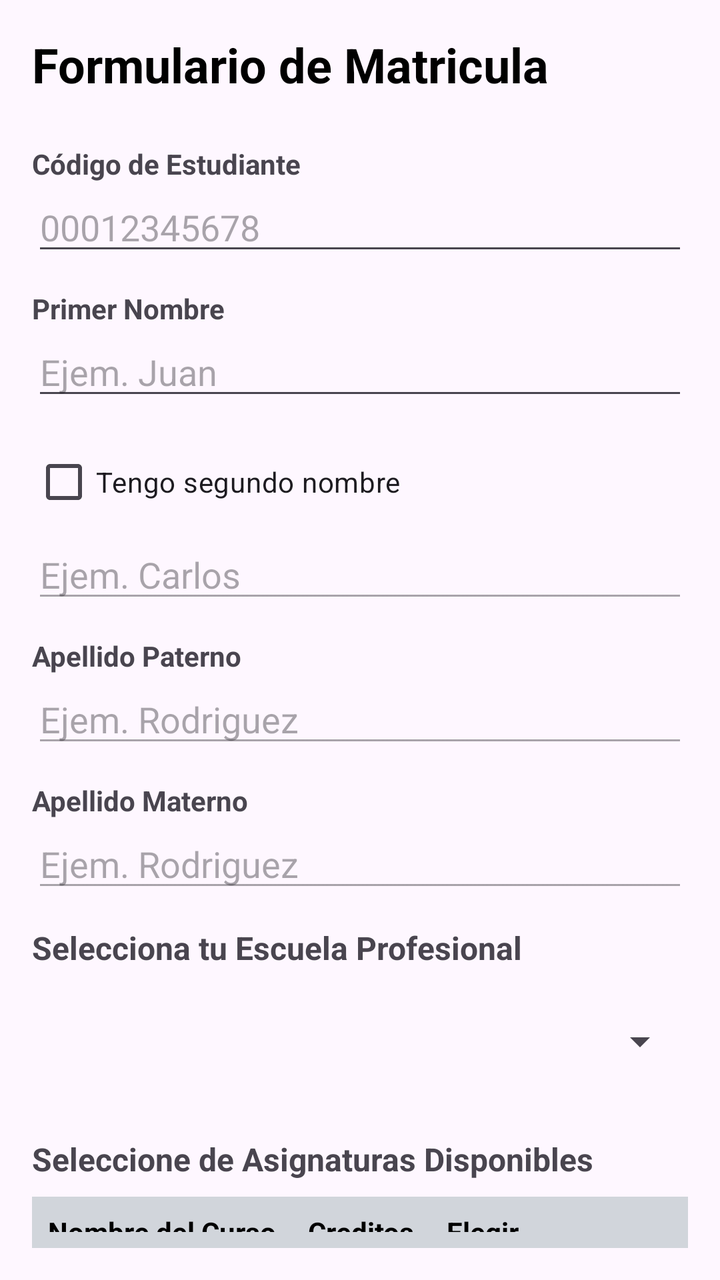
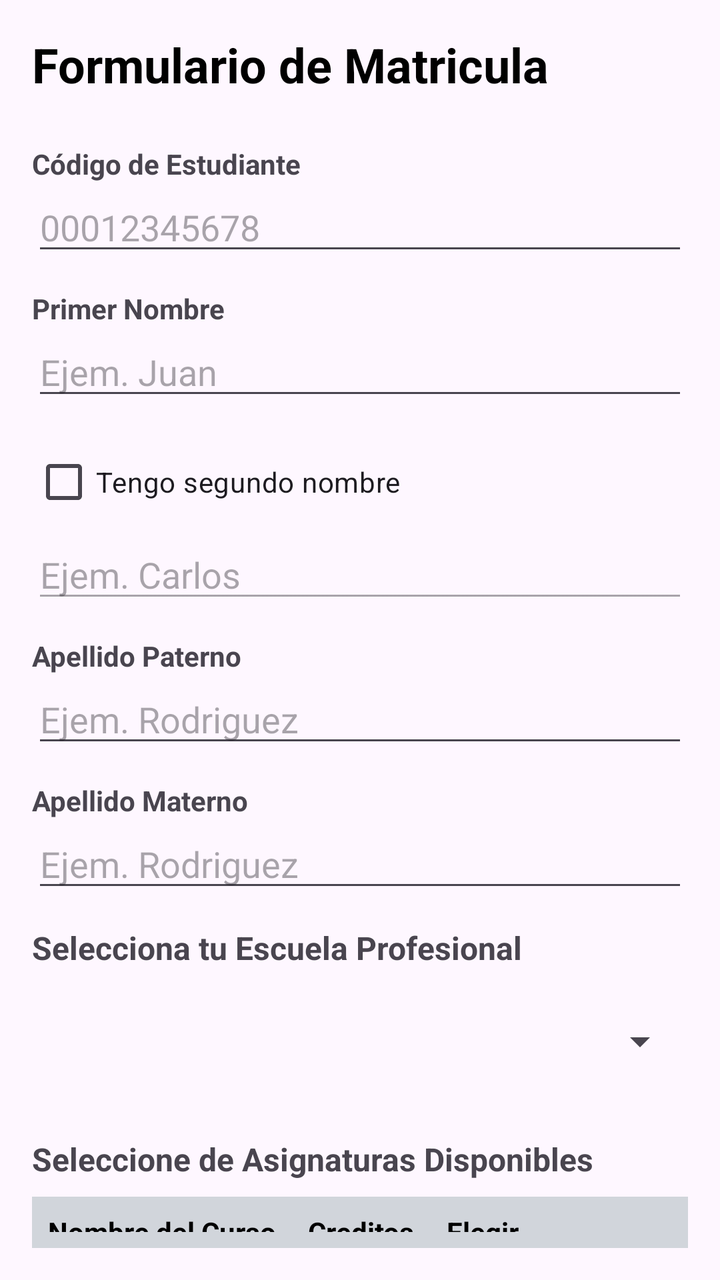

Compare the two renders of this Android layout. The source of the first and the diff that turns it into the second are given below.
<!-- AndroidManifest.xml: application theme Theme.RegistrationForm -->
<!-- res/layout/activity_main.xml -->
<?xml version="1.0" encoding="utf-8"?>
<androidx.constraintlayout.widget.ConstraintLayout xmlns:android="http://schemas.android.com/apk/res/android"
    xmlns:app="http://schemas.android.com/apk/res-auto"
    xmlns:tools="http://schemas.android.com/tools"
    android:id="@+id/main"
    android:layout_width="match_parent"
    android:layout_height="match_parent"
    tools:context=".MainActivity">

    <LinearLayout
        android:layout_width="match_parent"
        android:layout_height="wrap_content"
        android:orientation="vertical"
        android:padding="16dp">

        <TextView
            android:layout_width="match_parent"
            android:layout_height="wrap_content"
            android:text="@string/name_form"
            android:textSize="24sp"
            android:textStyle="bold"
            android:textColor="@android:color/black"
            android:layout_marginBottom="24dp"/>

        <TextView
            android:layout_width="match_parent"
            android:layout_height="wrap_content"
            android:text="@string/codigo_estudiante"
            android:textStyle="bold"/>

        <EditText
            android:layout_width="match_parent"
            android:layout_height="wrap_content"
            android:hint="@string/codigo_ejemplo"
            android:layout_marginBottom="12dp"
            />

        <TextView
            android:layout_width="match_parent"
            android:layout_height="wrap_content"
            android:text="@string/primer_nombre"
            android:textStyle="bold"/>

        <EditText
            android:layout_width="match_parent"
            android:layout_height="wrap_content"
            android:hint="@string/ejemplo_primer_nombre"
            android:inputType="textPersonName"
            android:layout_marginBottom="12dp"
            />

        <CheckBox
            android:layout_width="match_parent"
            android:layout_height="wrap_content"
            android:text="@string/tengo_segundo_nombre"/>

        <EditText
            android:layout_width="match_parent"
            android:layout_height="wrap_content"
            android:hint="@string/ejem_seg_nombre"
            android:inputType="textPersonName"
            android:enabled="false"
            android:layout_marginBottom="12dp"/>

        <TextView
            android:layout_width="match_parent"
            android:layout_height="wrap_content"
            android:text="@string/apellido_paterno"
            android:textStyle="bold"/>

        <EditText
            android:layout_width="match_parent"
            android:layout_height="wrap_content"
            android:hint="@string/ejem_rodriguez"
            android:inputType="textPersonName"
            android:enabled="false"
            android:layout_marginBottom="12dp"/>

        <TextView
            android:layout_width="match_parent"
            android:layout_height="wrap_content"
            android:text="@string/apellido_materno"
            android:textStyle="bold"/>

        <EditText
            android:layout_width="match_parent"
            android:layout_height="wrap_content"
            android:hint="@string/ejem_rodriguez"
            android:inputType="textPersonName"
            android:enabled="false"
            android:layout_marginBottom="12dp"/>

        <TextView
            android:layout_width="match_parent"
            android:layout_height="wrap_content"
            android:text="@string/msg_escuela"
            android:textStyle="bold"
            android:textSize="16sp"
            android:layout_marginBottom="12dp"/>

        <Spinner
            android:layout_width="match_parent"
            android:layout_height="wrap_content"
            android:minHeight="48dp"
            android:layout_marginBottom="24dp"
            />

        <TextView
            android:layout_width="match_parent"
            android:layout_height="wrap_content"
            android:text="@string/msg_asignaturas"
            android:textStyle="bold"
            android:textSize="16sp"
            android:layout_marginBottom="8dp"
            android:visibility="visible"/>

        <TableLayout
            android:layout_width="match_parent"
            android:layout_height="wrap_content"
            android:visibility="visible">

            <TableRow
                android:background="#D1D5DB"
                android:padding="8dp">

                <TextView
                    android:text="@string/nombre_curso"
                    android:textStyle="bold"
                    android:textColor="@color/black"/>

                <TextView
                    android:text="@string/creditos"
                    android:textStyle="bold"
                    android:textColor="@color/black"
                    android:paddingStart="16dp"
                    android:paddingEnd="16dp"/>

                <TextView
                    android:text="@string/elegir"
                    android:textStyle="bold"
                    android:textColor="@color/black"/>

            </TableRow>

        </TableLayout>

        <Button
            android:layout_width="match_parent"
            android:layout_height="wrap_content"
            android:text="@string/msg_registrar_matricula"
            android:textSize="16sp"/>

    </LinearLayout>

</androidx.constraintlayout.widget.ConstraintLayout>
<!-- resources referenced by this layout -->
<resources>
  <color name="black">#FF000000</color>
  <string name="apellido_materno">Apellido Materno</string>
  <string name="apellido_paterno">Apellido Paterno</string>
  <string name="codigo_ejemplo">00012345678</string>
  <string name="codigo_estudiante">Código de Estudiante</string>
  <string name="creditos">Creditos</string>
  <string name="ejem_rodriguez">Ejem. Rodriguez</string>
  <string name="ejem_seg_nombre">Ejem. Carlos</string>
  <string name="ejemplo_primer_nombre">Ejem. Juan</string>
  <string name="elegir">Elegir</string>
  <string name="msg_asignaturas">Seleccione de Asignaturas Disponibles</string>
  <string name="msg_escuela">Selecciona tu Escuela Profesional</string>
  <string name="msg_registrar_matricula">Registrar Matricula</string>
  <string name="name_form">Formulario de Matricula</string>
  <string name="nombre_curso">Nombre del Curso</string>
  <string name="primer_nombre">Primer Nombre</string>
  <string name="tengo_segundo_nombre">Tengo segundo nombre</string>
  <style name="Theme.RegistrationForm" parent="Base.Theme.RegistrationForm" />
  <style name="Base.Theme.RegistrationForm" parent="Theme.Material3.DayNight.NoActionBar">
          
          
      </style>
</resources>

<!-- the commit's change to res/layout/activity_main.xml (unified diff, before → after) -->
@@ -29,11 +29,11 @@
             android:textStyle="bold"/>
 
         <EditText
+            android:id="@+id/etCodEst"
             android:layout_width="match_parent"
             android:layout_height="wrap_content"
-            android:hint="@string/codigo_ejemplo"
             android:layout_marginBottom="12dp"
-            />
+            android:hint="@string/codigo_ejemplo" />
 
         <TextView
             android:layout_width="match_parent"
@@ -42,6 +42,7 @@
             android:textStyle="bold"/>
 
         <EditText
+            android:id="@+id/et_primer_nombre"
             android:layout_width="match_parent"
             android:layout_height="wrap_content"
             android:hint="@string/ejemplo_primer_nombre"
@@ -50,11 +51,13 @@
             />
 
         <CheckBox
+            android:id="@+id/chk_habilitar_segundo_nombre"
             android:layout_width="match_parent"
             android:layout_height="wrap_content"
             android:text="@string/tengo_segundo_nombre"/>
 
         <EditText
+            android:id="@+id/et_segundo_nombre"
             android:layout_width="match_parent"
             android:layout_height="wrap_content"
             android:hint="@string/ejem_seg_nombre"
@@ -69,12 +72,12 @@
             android:textStyle="bold"/>
 
         <EditText
+            android:id="@+id/et_apellido_paterno"
             android:layout_width="match_parent"
             android:layout_height="wrap_content"
+            android:layout_marginBottom="12dp"
             android:hint="@string/ejem_rodriguez"
-            android:inputType="textPersonName"
-            android:enabled="false"
-            android:layout_marginBottom="12dp"/>
+            android:inputType="textPersonName" />
 
         <TextView
             android:layout_width="match_parent"
@@ -83,11 +86,11 @@
             android:textStyle="bold"/>
 
         <EditText
+            android:id="@+id/et_apellido_materno"
             android:layout_width="match_parent"
             android:layout_height="wrap_content"
             android:hint="@string/ejem_rodriguez"
             android:inputType="textPersonName"
-            android:enabled="false"
             android:layout_marginBottom="12dp"/>
 
         <TextView
@@ -99,6 +102,7 @@
             android:layout_marginBottom="12dp"/>
 
         <Spinner
+            android:id="@+id/spinner_escuelas"
             android:layout_width="match_parent"
             android:layout_height="wrap_content"
             android:minHeight="48dp"
@@ -106,6 +110,7 @@
             />
 
         <TextView
+            android:id="@+id/tv_titutlo_cursos"
             android:layout_width="match_parent"
             android:layout_height="wrap_content"
             android:text="@string/msg_asignaturas"
@@ -115,6 +120,7 @@
             android:visibility="visible"/>
 
         <TableLayout
+            android:id="@+id/table_cursos"
             android:layout_width="match_parent"
             android:layout_height="wrap_content"
             android:visibility="visible">
@@ -145,6 +151,7 @@
         </TableLayout>
 
         <Button
+            android:id="@+id/btn_registrar"
             android:layout_width="match_parent"
             android:layout_height="wrap_content"
             android:text="@string/msg_registrar_matricula"
